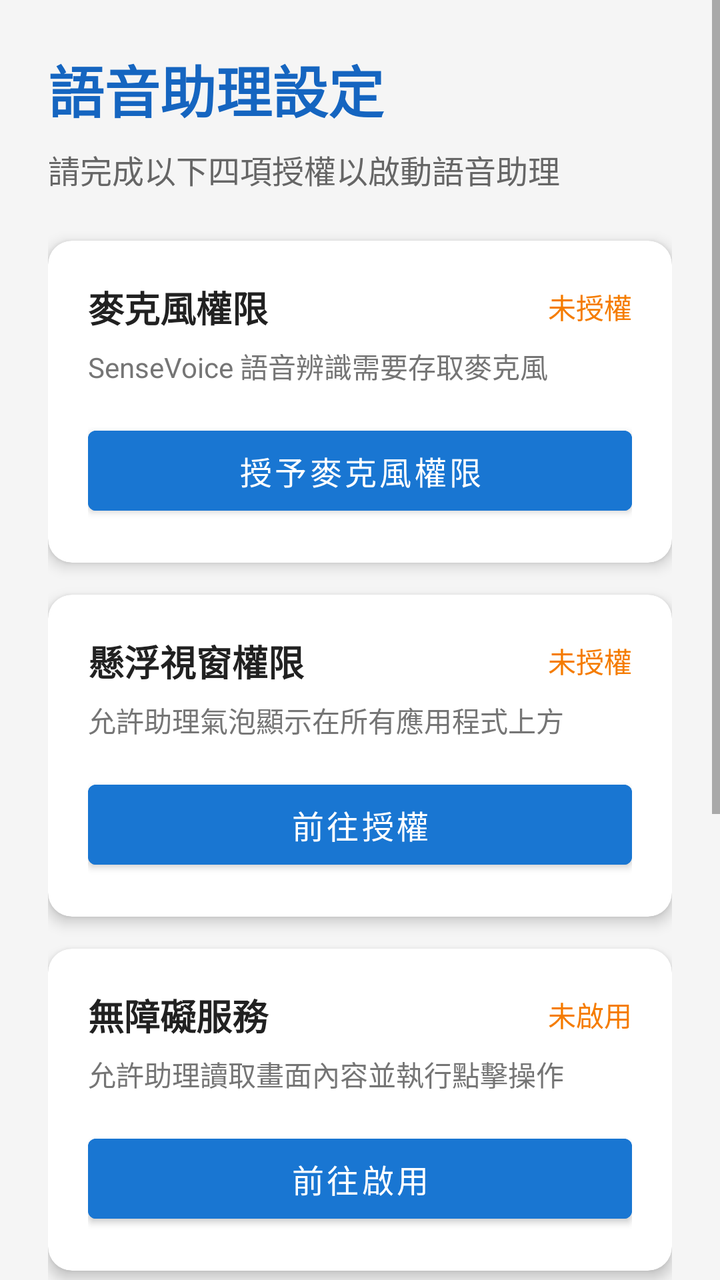
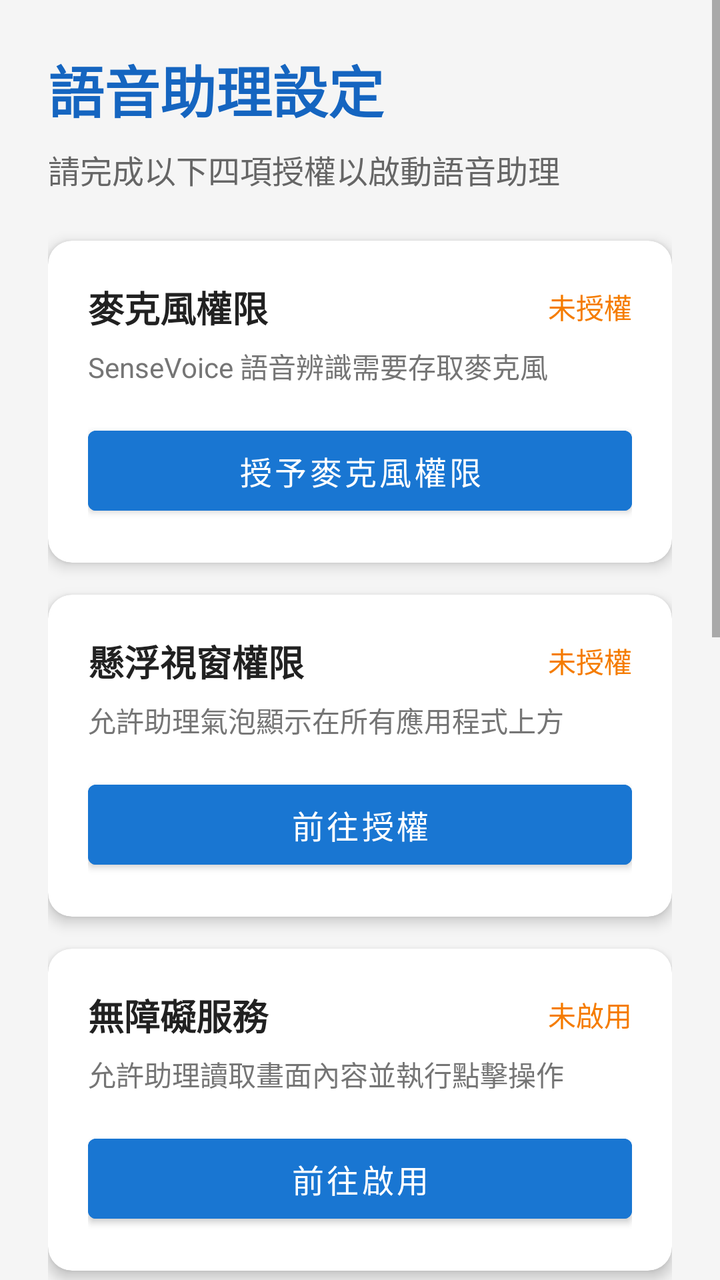

Screens rendered from an Android XML layout before and after an edit, with the pre-edit source and the edit as a unified diff.
<!-- AndroidManifest.xml: application theme Theme.VoiceAssistant -->
<!-- res/layout/activity_main.xml -->
<?xml version="1.0" encoding="utf-8"?>
<ScrollView xmlns:android="http://schemas.android.com/apk/res/android"
    xmlns:app="http://schemas.android.com/apk/res-auto"
    android:layout_width="match_parent"
    android:layout_height="match_parent"
    android:fillViewport="true"
    android:background="#F5F5F5">

    <LinearLayout
        android:layout_width="match_parent"
        android:layout_height="wrap_content"
        android:orientation="vertical"
        android:padding="24dp">

        
        <TextView
            android:layout_width="match_parent"
            android:layout_height="wrap_content"
            android:text="語音助理設定"
            android:textSize="28sp"
            android:textStyle="bold"
            android:textColor="#1565C0"
            android:layout_marginBottom="8dp" />

        <TextView
            android:layout_width="match_parent"
            android:layout_height="wrap_content"
            android:text="請完成以下四項授權以啟動語音助理"
            android:textSize="16sp"
            android:textColor="#666666"
            android:layout_marginBottom="24dp" />

        
        <androidx.cardview.widget.CardView
            android:layout_width="match_parent"
            android:layout_height="wrap_content"
            android:layout_marginBottom="16dp"
            app:cardElevation="4dp"
            app:cardCornerRadius="12dp">
            <LinearLayout
                android:layout_width="match_parent"
                android:layout_height="wrap_content"
                android:orientation="vertical"
                android:padding="20dp">
                <LinearLayout
                    android:layout_width="match_parent"
                    android:layout_height="wrap_content"
                    android:orientation="horizontal"
                    android:gravity="center_vertical">
                    <TextView
                        android:layout_width="0dp"
                        android:layout_height="wrap_content"
                        android:layout_weight="1"
                        android:text="麥克風權限"
                        android:textSize="18sp"
                        android:textStyle="bold"
                        android:textColor="#212121" />
                    <TextView
                        android:id="@+id/tv_mic_status"
                        android:layout_width="wrap_content"
                        android:layout_height="wrap_content"
                        android:text="未授權"
                        android:textSize="14sp"
                        android:textColor="@color/permission_missing" />
                </LinearLayout>
                <TextView
                    android:layout_width="match_parent"
                    android:layout_height="wrap_content"
                    android:layout_marginTop="6dp"
                    android:layout_marginBottom="16dp"
                    android:text="SenseVoice 語音辨識需要存取麥克風"
                    android:textSize="14sp"
                    android:textColor="#757575" />
                <Button
                    android:id="@+id/btn_mic_permission"
                    android:layout_width="match_parent"
                    android:layout_height="52dp"
                    android:text="授予麥克風權限"
                    android:textSize="16sp"
                    android:backgroundTint="@color/blue_700" />
            </LinearLayout>
        </androidx.cardview.widget.CardView>

        
        <androidx.cardview.widget.CardView
            android:layout_width="match_parent"
            android:layout_height="wrap_content"
            android:layout_marginBottom="16dp"
            app:cardElevation="4dp"
            app:cardCornerRadius="12dp">
            <LinearLayout
                android:layout_width="match_parent"
                android:layout_height="wrap_content"
                android:orientation="vertical"
                android:padding="20dp">
                <LinearLayout
                    android:layout_width="match_parent"
                    android:layout_height="wrap_content"
                    android:orientation="horizontal"
                    android:gravity="center_vertical">
                    <TextView
                        android:layout_width="0dp"
                        android:layout_height="wrap_content"
                        android:layout_weight="1"
                        android:text="懸浮視窗權限"
                        android:textSize="18sp"
                        android:textStyle="bold"
                        android:textColor="#212121" />
                    <TextView
                        android:id="@+id/tv_overlay_status"
                        android:layout_width="wrap_content"
                        android:layout_height="wrap_content"
                        android:text="未授權"
                        android:textSize="14sp"
                        android:textColor="@color/permission_missing" />
                </LinearLayout>
                <TextView
                    android:layout_width="match_parent"
                    android:layout_height="wrap_content"
                    android:layout_marginTop="6dp"
                    android:layout_marginBottom="16dp"
                    android:text="允許助理氣泡顯示在所有應用程式上方"
                    android:textSize="14sp"
                    android:textColor="#757575" />
                <Button
                    android:id="@+id/btn_overlay_permission"
                    android:layout_width="match_parent"
                    android:layout_height="52dp"
                    android:text="前往授權"
                    android:textSize="16sp"
                    android:backgroundTint="@color/blue_700" />
            </LinearLayout>
        </androidx.cardview.widget.CardView>

        
        <androidx.cardview.widget.CardView
            android:layout_width="match_parent"
            android:layout_height="wrap_content"
            android:layout_marginBottom="32dp"
            app:cardElevation="4dp"
            app:cardCornerRadius="12dp">
            <LinearLayout
                android:layout_width="match_parent"
                android:layout_height="wrap_content"
                android:orientation="vertical"
                android:padding="20dp">
                <LinearLayout
                    android:layout_width="match_parent"
                    android:layout_height="wrap_content"
                    android:orientation="horizontal"
                    android:gravity="center_vertical">
                    <TextView
                        android:layout_width="0dp"
                        android:layout_height="wrap_content"
                        android:layout_weight="1"
                        android:text="無障礙服務"
                        android:textSize="18sp"
                        android:textStyle="bold"
                        android:textColor="#212121" />
                    <TextView
                        android:id="@+id/tv_accessibility_status"
                        android:layout_width="wrap_content"
                        android:layout_height="wrap_content"
                        android:text="未啟用"
                        android:textSize="14sp"
                        android:textColor="@color/permission_missing" />
                </LinearLayout>
                <TextView
                    android:layout_width="match_parent"
                    android:layout_height="wrap_content"
                    android:layout_marginTop="6dp"
                    android:layout_marginBottom="16dp"
                    android:text="允許助理讀取畫面內容並執行點擊操作"
                    android:textSize="14sp"
                    android:textColor="#757575" />
                <Button
                    android:id="@+id/btn_accessibility_permission"
                    android:layout_width="match_parent"
                    android:layout_height="52dp"
                    android:text="前往啟用"
                    android:textSize="16sp"
                    android:backgroundTint="@color/blue_700" />
            </LinearLayout>
        </androidx.cardview.widget.CardView>

        
        <androidx.cardview.widget.CardView
            android:layout_width="match_parent"
            android:layout_height="wrap_content"
            android:layout_marginBottom="32dp"
            app:cardElevation="4dp"
            app:cardCornerRadius="12dp">
            <LinearLayout
                android:layout_width="match_parent"
                android:layout_height="wrap_content"
                android:orientation="vertical"
                android:padding="20dp">
                <LinearLayout
                    android:layout_width="match_parent"
                    android:layout_height="wrap_content"
                    android:orientation="horizontal"
                    android:gravity="center_vertical">
                    <TextView
                        android:layout_width="0dp"
                        android:layout_height="wrap_content"
                        android:layout_weight="1"
                        android:text="@string/title_battery_opt"
                        android:textSize="18sp"
                        android:textStyle="bold"
                        android:textColor="#212121" />
                    <TextView
                        android:id="@+id/tv_battery_status"
                        android:layout_width="wrap_content"
                        android:layout_height="wrap_content"
                        android:text="未豁免"
                        android:textSize="14sp"
                        android:textColor="@color/permission_missing" />
                </LinearLayout>
                <TextView
                    android:layout_width="match_parent"
                    android:layout_height="wrap_content"
                    android:layout_marginTop="6dp"
                    android:layout_marginBottom="16dp"
                    android:text="@string/desc_battery_opt_detail"
                    android:textSize="14sp"
                    android:textColor="#757575" />
                <Button
                    android:id="@+id/btn_battery_permission"
                    android:layout_width="match_parent"
                    android:layout_height="52dp"
                    android:text="@string/btn_battery_exempt"
                    android:textSize="16sp"
                    android:backgroundTint="@color/blue_700" />
            </LinearLayout>
        </androidx.cardview.widget.CardView>

        
        <TextView
            android:id="@+id/tv_overall_status"
            android:layout_width="match_parent"
            android:layout_height="wrap_content"
            android:layout_marginBottom="16dp"
            android:text="請授予所有必要權限"
            android:textSize="15sp"
            android:textColor="@color/permission_missing"
            android:gravity="center" />

        
        <Button
            android:id="@+id/btn_toggle_service"
            android:layout_width="match_parent"
            android:layout_height="64dp"
            android:text="啟動語音助理"
            android:textSize="20sp"
            android:enabled="false"
            android:backgroundTint="@color/blue_700" />

    </LinearLayout>
</ScrollView>
<!-- resources referenced by this layout -->
<resources>
  <color name="blue_700">#1976D2</color>
  <color name="permission_missing">#F57C00</color>
  <string name="btn_battery_exempt">前往設定</string>
  <string name="desc_battery_opt_detail">防止系統在背景關閉語音助理，確保隨時可用</string>
  <string name="title_battery_opt">省電優化</string>
  <style name="Theme.VoiceAssistant" parent="Theme.MaterialComponents.DayNight.NoActionBar">
          <item name="colorPrimary">@color/blue_700</item>
          <item name="colorPrimaryDark">@color/blue_900</item>
          <item name="colorAccent">@color/teal_200</item>
      </style>
  <color name="blue_900">#0D47A1</color>
  <color name="teal_200">#80CBC4</color>
</resources>

<!-- the commit's change to res/layout/activity_main.xml (unified diff, before → after) -->
@@ -235,6 +235,73 @@
         </androidx.cardview.widget.CardView>
 
         
+        <androidx.cardview.widget.CardView
+            android:layout_width="match_parent"
+            android:layout_height="wrap_content"
+            android:layout_marginBottom="24dp"
+            app:cardElevation="4dp"
+            app:cardCornerRadius="12dp">
+            <LinearLayout
+                android:layout_width="match_parent"
+                android:layout_height="wrap_content"
+                android:orientation="vertical"
+                android:padding="20dp">
+                <TextView
+                    android:layout_width="match_parent"
+                    android:layout_height="wrap_content"
+                    android:text="@string/title_asr_engine"
+                    android:textSize="18sp"
+                    android:textStyle="bold"
+                    android:textColor="#212121"
+                    android:layout_marginBottom="6dp" />
+                <TextView
+                    android:layout_width="match_parent"
+                    android:layout_height="wrap_content"
+                    android:text="@string/desc_asr_engine"
+                    android:textSize="14sp"
+                    android:textColor="#757575"
+                    android:layout_marginBottom="16dp" />
+                <RadioGroup
+                    android:id="@+id/rg_asr_engine"
+                    android:layout_width="match_parent"
+                    android:layout_height="wrap_content"
+                    android:orientation="vertical">
+                    <RadioButton
+                        android:id="@+id/rb_asr_sensevoice"
+                        android:layout_width="match_parent"
+                        android:layout_height="wrap_content"
+                        android:text="@string/asr_sensevoice_label"
+                        android:textSize="15sp"
+                        android:textColor="#212121"
+                        android:paddingStart="8dp"
+                        android:paddingEnd="8dp"
+                        android:paddingTop="10dp"
+                        android:paddingBottom="10dp" />
+                    <RadioButton
+                        android:id="@+id/rb_asr_qwen3"
+                        android:layout_width="match_parent"
+                        android:layout_height="wrap_content"
+                        android:text="@string/asr_qwen3_label"
+                        android:textSize="15sp"
+                        android:textColor="#212121"
+                        android:paddingStart="8dp"
+                        android:paddingEnd="8dp"
+                        android:paddingTop="10dp"
+                        android:paddingBottom="10dp" />
+                </RadioGroup>
+                <TextView
+                    android:id="@+id/tv_asr_restart_hint"
+                    android:layout_width="match_parent"
+                    android:layout_height="wrap_content"
+                    android:layout_marginTop="8dp"
+                    android:text="@string/asr_restart_hint"
+                    android:textSize="13sp"
+                    android:textColor="#F57C00"
+                    android:visibility="gone" />
+            </LinearLayout>
+        </androidx.cardview.widget.CardView>
+
+        
         <TextView
             android:id="@+id/tv_overall_status"
             android:layout_width="match_parent"
<!-- resource entries referenced after the edit -->
@@ -2,8 +2,13 @@
 <resources>
   <color name="blue_700">#1976D2</color>
   <color name="permission_missing">#F57C00</color>
+  <string name="asr_qwen3_label">Qwen3-ASR-0.6B —— 精確度高，約 600 MB</string>
+  <string name="asr_restart_hint">設定已儲存，請重新啟動語音助理以套用變更。</string>
+  <string name="asr_sensevoice_label">SenseVoice-Small（推薦）—— 速度快，約 234 MB</string>
   <string name="btn_battery_exempt">前往設定</string>
+  <string name="desc_asr_engine">選擇語音辨識模型。切換後需重新啟動語音助理才會生效。</string>
   <string name="desc_battery_opt_detail">防止系統在背景關閉語音助理，確保隨時可用</string>
+  <string name="title_asr_engine">語音辨識引擎</string>
   <string name="title_battery_opt">省電優化</string>
   <style name="Theme.VoiceAssistant" parent="Theme.MaterialComponents.DayNight.NoActionBar">
           <item name="colorPrimary">@color/blue_700</item>
